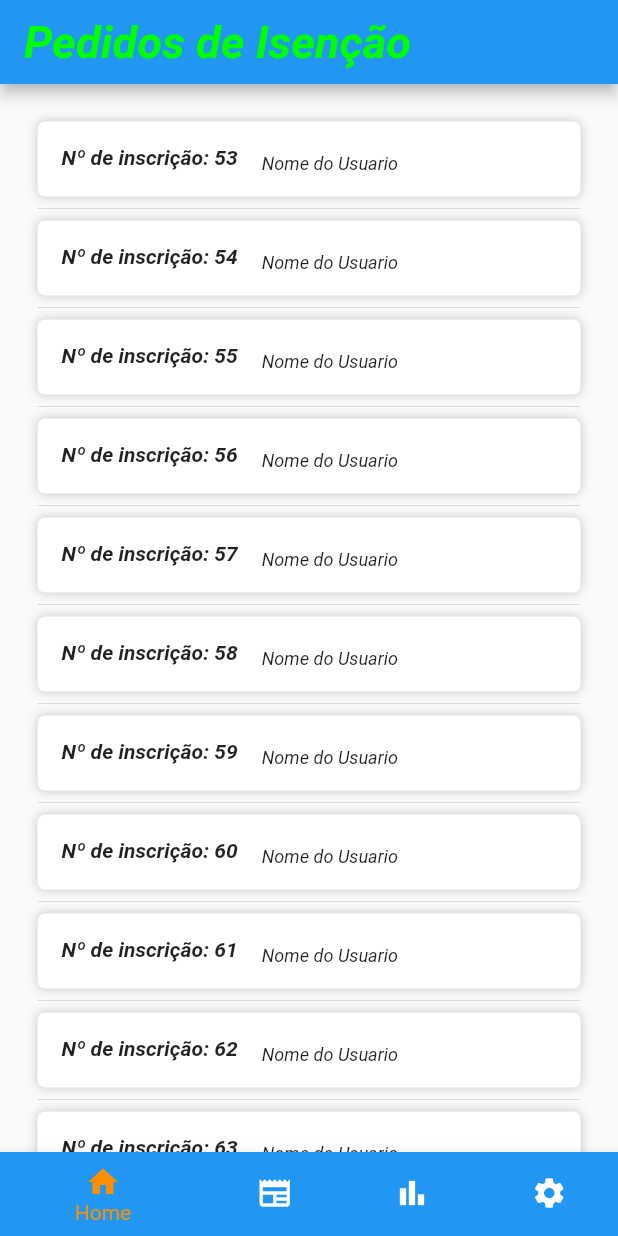
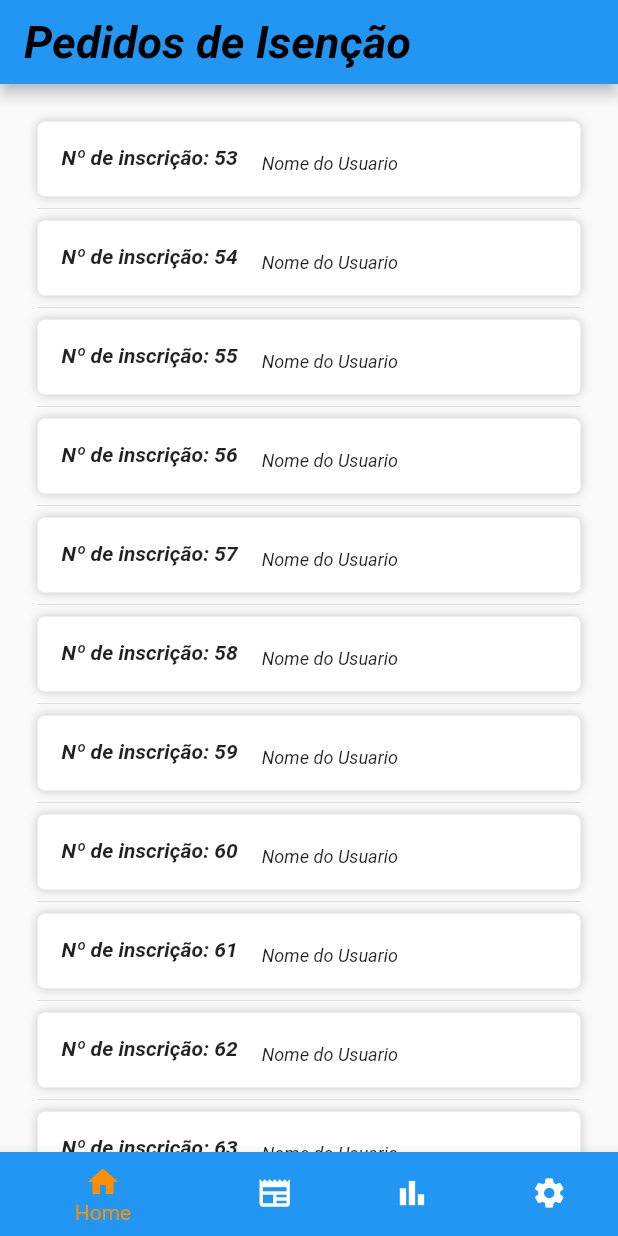
Before and after one commit to carlos-andrey/gerencia_de_concursos, a Flutter app: the screen it shows after launch, on a phone screen of 412 x 824 dp. Run offline on Flutter 3.47's test engine with Material 2 defaults, Android fonts, the phone set to English and light mode, and no system bars; our stand-ins replace syncfusion_flutter_charts.

Commit message:
modificando texto de titulo

```diff
--- a/lib/components/text_styles.dart
+++ b/lib/components/text_styles.dart
@@ -14,7 +14,7 @@ class CustomTitleText extends StatelessWidget {
     return Text(
       data,
       style: TextStyle(
-        color: cor_aprovado,
+        color: cor_preta,
         fontStyle: FontStyle.italic,
         fontWeight: FontWeight.bold,
         fontSize: 30
```
